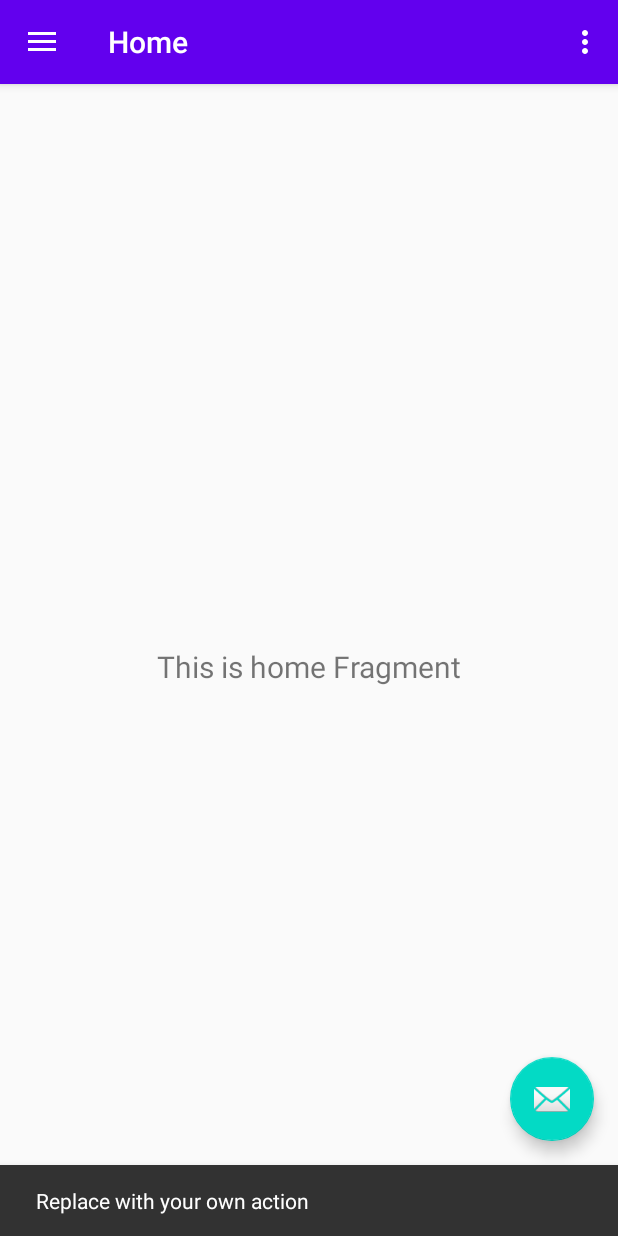
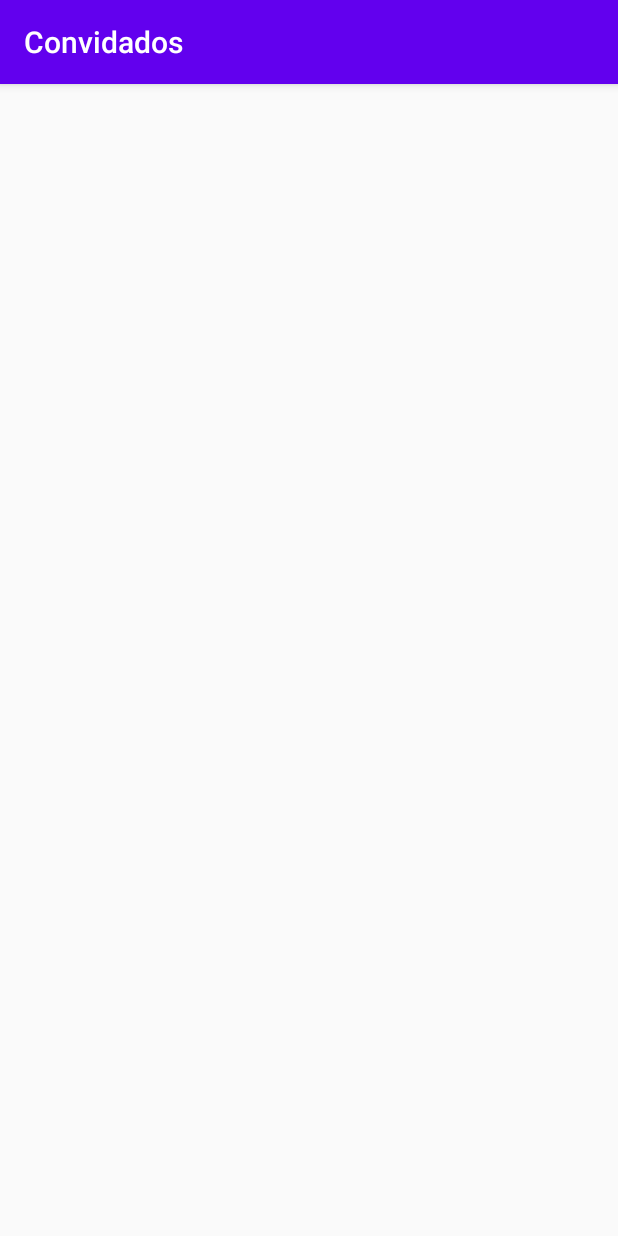
Before and after one commit to dougborbabass/Curso_kotlin, an Android app: the screen it shows after launch (MainActivity before the commit, GuestFormActivity after it), after a tap on an icon or button, on a phone screen of 412 x 824 dp. Run offline under Robolectric (Android 15) with nearby library versions, the phone set to English and light mode, and no system bars; our stand-ins replace navigation-ui.

Commit message:
Alterações projeto criado nav drawer

```diff
--- a/Convidados/app/src/main/AndroidManifest.xml
+++ b/Convidados/app/src/main/AndroidManifest.xml
@@ -9,6 +9,7 @@
         android:roundIcon="@mipmap/ic_launcher_round"
         android:supportsRtl="true"
         android:theme="@style/AppTheme">
+        <activity android:name=".ui.GuestFormActivity"></activity>
         <activity
             android:name=".MainActivity"
             android:label="@string/app_name"
--- a/Convidados/app/src/main/java/com/douglasborba/convidados/MainActivity.kt
+++ b/Convidados/app/src/main/java/com/douglasborba/convidados/MainActivity.kt
@@ -1,5 +1,6 @@
 package com.douglasborba.convidados
 
+import android.content.Intent
 import android.os.Bundle
 import android.view.Menu
 import com.google.android.material.floatingactionbutton.FloatingActionButton
@@ -13,6 +14,7 @@ import androidx.navigation.ui.setupWithNavController
 import androidx.drawerlayout.widget.DrawerLayout
 import androidx.appcompat.app.AppCompatActivity
 import androidx.appcompat.widget.Toolbar
+import com.douglasborba.convidados.ui.GuestFormActivity
 
 class MainActivity : AppCompatActivity() {
 
@@ -26,8 +28,7 @@ class MainActivity : AppCompatActivity() {
 
         val fab: FloatingActionButton = findViewById(R.id.fab)
         fab.setOnClickListener { view ->
-            Snackbar.make(view, "Replace with your own action", Snackbar.LENGTH_LONG)
-                    .setAction("Action", null).show()
+            startActivity(Intent(applicationContext, GuestFormActivity::class.java))
         }
         val drawerLayout: DrawerLayout = findViewById(R.id.drawer_layout)
         val navView: NavigationView = findViewById(R.id.nav_view)
@@ -35,15 +36,9 @@ class MainActivity : AppCompatActivity() {
         // Passing each menu ID as a set of Ids because each
         // menu should be considered as top level destinations.
         appBarConfiguration = AppBarConfiguration(setOf(
-                R.id.nav_home, R.id.nav_gallery, R.id.nav_slideshow), drawerLayout)
+                R.id.nav_all, R.id.nav_presents, R.id.nav_absents), drawerLayout)
         setupActionBarWithNavController(navController, appBarConfiguration)
         navView.setupWithNavController(navController)
-    }
-
-    override fun onCreateOptionsMenu(menu: Menu): Boolean {
-        // Inflate the menu; this adds items to the action bar if it is present.
-        menuInflater.inflate(R.menu.main, menu)
-        return true
     }
 
     override fun onSupportNavigateUp(): Boolean {
--- /dev/null
+++ b/Convidados/app/src/main/java/com/douglasborba/convidados/ui/GuestFormActivity.kt
@@ -0,0 +1,13 @@
+package com.douglasborba.convidados.ui
+
+import androidx.appcompat.app.AppCompatActivity
+import android.os.Bundle
+import com.douglasborba.convidados.R
+
+class GuestFormActivity : AppCompatActivity() {
+
+    override fun onCreate(savedInstanceState: Bundle?) {
+        super.onCreate(savedInstanceState)
+        setContentView(R.layout.activity_guest_form)
+    }
+}
--- a/Convidados/app/src/main/java/com/douglasborba/convidados/ui/home/HomeFragment.kt
+++ b/Convidados/app/src/main/java/com/douglasborba/convidados/ui/gallery/PresentFragment.kt
@@ -1,4 +1,4 @@
-package com.douglasborba.convidados.ui.home
+package com.douglasborba.convidados.ui.gallery
 
 import android.os.Bundle
 import android.view.LayoutInflater
@@ -10,20 +10,20 @@ import androidx.lifecycle.Observer
 import androidx.lifecycle.ViewModelProviders
 import com.douglasborba.convidados.R
 
-class HomeFragment : Fragment() {
+class PresentFragment : Fragment() {
 
-    private lateinit var homeViewModel: HomeViewModel
+    private lateinit var galleryViewModel: PresentViewModel
 
     override fun onCreateView(
             inflater: LayoutInflater,
             container: ViewGroup?,
             savedInstanceState: Bundle?
     ): View? {
-        homeViewModel =
-                ViewModelProviders.of(this).get(HomeViewModel::class.java)
-        val root = inflater.inflate(R.layout.fragment_home, container, false)
-        val textView: TextView = root.findViewById(R.id.text_home)
-        homeViewModel.text.observe(viewLifecycleOwner, Observer {
+        galleryViewModel =
+                ViewModelProviders.of(this).get(PresentViewModel::class.java)
+        val root = inflater.inflate(R.layout.fragment_gallery, container, false)
+        val textView: TextView = root.findViewById(R.id.text_gallery)
+        galleryViewModel.text.observe(viewLifecycleOwner, Observer {
             textView.text = it
         })
         return root
--- a/Convidados/app/src/main/java/com/douglasborba/convidados/ui/gallery/GalleryViewModel.kt
+++ b/Convidados/app/src/main/java/com/douglasborba/convidados/ui/gallery/PresentViewModel.kt
@@ -4,10 +4,10 @@ import androidx.lifecycle.LiveData
 import androidx.lifecycle.MutableLiveData
 import androidx.lifecycle.ViewModel
 
-class GalleryViewModel : ViewModel() {
+class PresentViewModel : ViewModel() {
 
     private val _text = MutableLiveData<String>().apply {
-        value = "This is gallery Fragment"
+        value = "This is Presents Fragment"
     }
     val text: LiveData<String> = _text
 }
--- a/Convidados/app/src/main/java/com/douglasborba/convidados/ui/slideshow/SlideshowFragment.kt
+++ b/Convidados/app/src/main/java/com/douglasborba/convidados/ui/home/AllGuestFragment.kt
@@ -1,4 +1,4 @@
-package com.douglasborba.convidados.ui.slideshow
+package com.douglasborba.convidados.ui.home
 
 import android.os.Bundle
 import android.view.LayoutInflater
@@ -10,20 +10,20 @@ import androidx.lifecycle.Observer
 import androidx.lifecycle.ViewModelProviders
 import com.douglasborba.convidados.R
 
-class SlideshowFragment : Fragment() {
+class AllGuestFragment : Fragment() {
 
-    private lateinit var slideshowViewModel: SlideshowViewModel
+    private lateinit var homeViewModel: AllGuestsViewModel
 
     override fun onCreateView(
             inflater: LayoutInflater,
             container: ViewGroup?,
             savedInstanceState: Bundle?
     ): View? {
-        slideshowViewModel =
-                ViewModelProviders.of(this).get(SlideshowViewModel::class.java)
-        val root = inflater.inflate(R.layout.fragment_slideshow, container, false)
-        val textView: TextView = root.findViewById(R.id.text_slideshow)
-        slideshowViewModel.text.observe(viewLifecycleOwner, Observer {
+        homeViewModel =
+                ViewModelProviders.of(this).get(AllGuestsViewModel::class.java)
+        val root = inflater.inflate(R.layout.fragment_home, container, false)
+        val textView: TextView = root.findViewById(R.id.text_home)
+        homeViewModel.text.observe(viewLifecycleOwner, Observer {
             textView.text = it
         })
         return root
--- a/Convidados/app/src/main/java/com/douglasborba/convidados/ui/home/HomeViewModel.kt
+++ b/Convidados/app/src/main/java/com/douglasborba/convidados/ui/home/AllGuestsViewModel.kt
@@ -4,10 +4,10 @@ import androidx.lifecycle.LiveData
 import androidx.lifecycle.MutableLiveData
 import androidx.lifecycle.ViewModel
 
-class HomeViewModel : ViewModel() {
+class AllGuestsViewModel : ViewModel() {
 
     private val _text = MutableLiveData<String>().apply {
-        value = "This is home Fragment"
+        value = "This is All Guests Fragment"
     }
     val text: LiveData<String> = _text
 }
--- a/Convidados/app/src/main/java/com/douglasborba/convidados/ui/slideshow/SlideshowViewModel.kt
+++ b/Convidados/app/src/main/java/com/douglasborba/convidados/ui/slideshow/AbsentViewModel.kt
@@ -4,10 +4,10 @@ import androidx.lifecycle.LiveData
 import androidx.lifecycle.MutableLiveData
 import androidx.lifecycle.ViewModel
 
-class SlideshowViewModel : ViewModel() {
+class AbsentViewModel : ViewModel() {
 
     private val _text = MutableLiveData<String>().apply {
-        value = "This is slideshow Fragment"
+        value = "This is Absents Fragment"
     }
     val text: LiveData<String> = _text
 }
--- /dev/null
+++ b/Convidados/app/src/main/res/layout/activity_guest_form.xml
@@ -0,0 +1,9 @@
+<?xml version="1.0" encoding="utf-8"?>
+<androidx.constraintlayout.widget.ConstraintLayout xmlns:android="http://schemas.android.com/apk/res/android"
+    xmlns:app="http://schemas.android.com/apk/res-auto"
+    xmlns:tools="http://schemas.android.com/tools"
+    android:layout_width="match_parent"
+    android:layout_height="match_parent"
+    tools:context=".ui.GuestFormActivity">
+
+</androidx.constraintlayout.widget.ConstraintLayout>
--- a/Convidados/app/src/main/res/layout/fragment_gallery.xml
+++ b/Convidados/app/src/main/res/layout/fragment_gallery.xml
@@ -4,7 +4,7 @@
     xmlns:tools="http://schemas.android.com/tools"
     android:layout_width="match_parent"
     android:layout_height="match_parent"
-    tools:context=".ui.gallery.GalleryFragment">
+    tools:context=".ui.gallery.PresentFragment">
 
     <TextView
         android:id="@+id/text_gallery"
--- a/Convidados/app/src/main/res/layout/fragment_home.xml
+++ b/Convidados/app/src/main/res/layout/fragment_home.xml
@@ -4,7 +4,7 @@
     xmlns:tools="http://schemas.android.com/tools"
     android:layout_width="match_parent"
     android:layout_height="match_parent"
-    tools:context=".ui.home.HomeFragment">
+    tools:context=".ui.home.AllGuestFragment">
 
     <TextView
         android:id="@+id/text_home"
--- a/Convidados/app/src/main/res/layout/fragment_slideshow.xml
+++ b/Convidados/app/src/main/res/layout/fragment_slideshow.xml
@@ -4,7 +4,7 @@
     xmlns:tools="http://schemas.android.com/tools"
     android:layout_width="match_parent"
     android:layout_height="match_parent"
-    tools:context=".ui.slideshow.SlideshowFragment">
+    tools:context=".ui.slideshow.AbsentFragment">
 
     <TextView
         android:id="@+id/text_slideshow"
--- a/Convidados/app/src/main/res/menu/activity_main_drawer.xml
+++ b/Convidados/app/src/main/res/menu/activity_main_drawer.xml
@@ -5,16 +5,16 @@
 
     <group android:checkableBehavior="single">
         <item
-            android:id="@+id/nav_home"
+            android:id="@+id/nav_all"
             android:icon="@drawable/ic_menu_camera"
-            android:title="@string/menu_home" />
+            android:title="@string/menu_all" />
         <item
-            android:id="@+id/nav_gallery"
+            android:id="@+id/nav_presents"
             android:icon="@drawable/ic_menu_gallery"
-            android:title="@string/menu_gallery" />
+            android:title="@string/menu_presents" />
         <item
-            android:id="@+id/nav_slideshow"
+            android:id="@+id/nav_absents"
             android:icon="@drawable/ic_menu_slideshow"
-            android:title="@string/menu_slideshow" />
+            android:title="@string/menu_absents" />
     </group>
 </menu>
--- a/Convidados/app/src/main/res/navigation/mobile_navigation.xml
+++ b/Convidados/app/src/main/res/navigation/mobile_navigation.xml
@@ -3,41 +3,23 @@
     xmlns:app="http://schemas.android.com/apk/res-auto"
     xmlns:tools="http://schemas.android.com/tools"
     android:id="@+id/mobile_navigation"
-    app:startDestination="@+id/nav_home">
+    app:startDestination="@+id/nav_all">
 
     <fragment
-        android:id="@+id/nav_home"
-        android:name="com.douglasborba.convidados.ui.home.HomeFragment"
-        android:label="@string/menu_home"
-        tools:layout="@layout/fragment_home">
-
-        <action
-            android:id="@+id/action_HomeFragment_to_HomeSecondFragment"
-            app:destination="@id/nav_home_second" />
-    </fragment>
-    <fragment
-        android:id="@+id/nav_home_second"
-        android:name="com.douglasborba.convidados.ui.home.HomeSecondFragment"
-        android:label="@string/home_second"
-        tools:layout="@layout/fragment_home_second">
-        <action
-            android:id="@+id/action_HomeSecondFragment_to_HomeFragment"
-            app:destination="@id/nav_home" />
-
-        <argument
-            android:name="myArg"
-            app:argType="string" />
-    </fragment>
+        android:id="@+id/nav_all"
+        android:name="com.douglasborba.convidados.ui.home.AllGuestFragment"
+        android:label="@string/menu_all"
+        tools:layout="@layout/fragment_home"/>
 
     <fragment
-        android:id="@+id/nav_gallery"
-        android:name="com.douglasborba.convidados.ui.gallery.GalleryFragment"
-        android:label="@string/menu_gallery"
+        android:id="@+id/nav_presents"
+        android:name="com.douglasborba.convidados.ui.gallery.PresentFragment"
+        android:label="@string/menu_presents"
         tools:layout="@layout/fragment_gallery" />
 
     <fragment
-        android:id="@+id/nav_slideshow"
-        android:name="com.douglasborba.convidados.ui.slideshow.SlideshowFragment"
-        android:label="@string/menu_slideshow"
+        android:id="@+id/nav_absents"
+        android:name="com.douglasborba.convidados.ui.slideshow.AbsentFragment"
+        android:label="@string/menu_absents"
         tools:layout="@layout/fragment_slideshow" />
 </navigation>
--- a/Convidados/app/src/main/res/values/strings.xml
+++ b/Convidados/app/src/main/res/values/strings.xml
@@ -7,9 +7,9 @@
     <string name="nav_header_desc">Navigation header</string>
     <string name="action_settings">Settings</string>
 
-    <string name="menu_home">Home</string>
-    <string name="menu_gallery">Gallery</string>
-    <string name="menu_slideshow">Slideshow</string>
+    <string name="menu_all">Todos</string>
+    <string name="menu_presents">Presentes</string>
+    <string name="menu_absents">Ausentes</string>
 
     <string name="home_second">Home Second</string>
 </resources>
```
Also changed, not shown: Convidados/app/src/main/java/com/douglasborba/convidados/ui/slideshow/AbsentFragment.kt (renamed from Convidados/app/src/main/java/com/douglasborba/convidados/ui/gallery/GalleryFragment.kt, +8 -8 lines).
